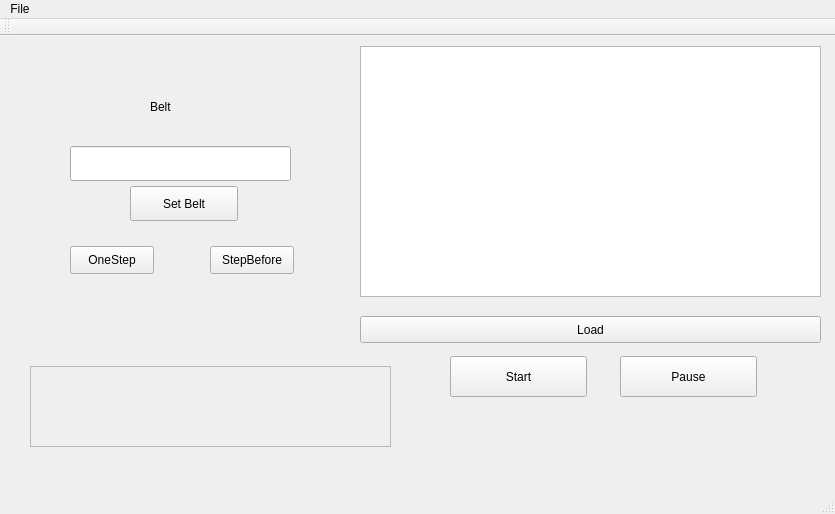
Qt form Turing/mainwindow.ui (igor-dyrov/TuringDebugger) before a commit.
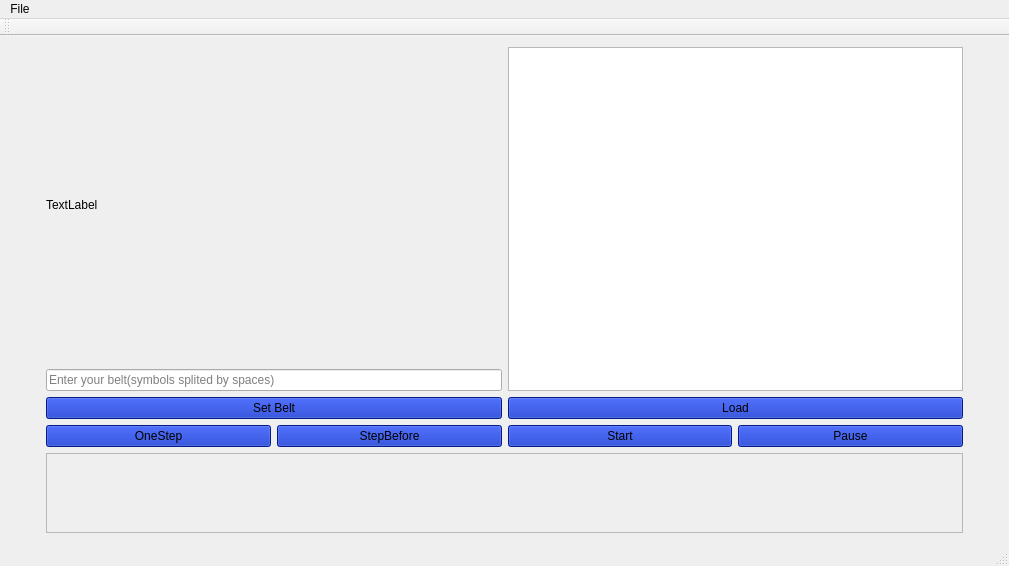
The same form after that commit.

Commit message: add good interface

```diff
--- a/Turing/mainwindow.ui
+++ b/Turing/mainwindow.ui
@@ -6,32 +6,48 @@
    <rect>
     <x>0</x>
     <y>0</y>
-    <width>835</width>
-    <height>514</height>
+    <width>1009</width>
+    <height>566</height>
    </rect>
   </property>
   <property name="windowTitle">
    <string>MainWindow</string>
   </property>
+  <property name="autoFillBackground">
+   <bool>false</bool>
+  </property>
   <widget class="QWidget" name="centralWidget">
-   <widget class="QTextEdit" name="CommandsEdit">
-    <property name="geometry">
-     <rect>
-      <x>360</x>
-      <y>10</y>
-      <width>461</width>
-      <height>251</height>
-     </rect>
-    </property>
-   </widget>
+   <layout class="QGridLayout" name="gridLayout_2">
+    <item row="10" column="0">
+     <spacer name="horizontalSpacer">
+      <property name="orientation">
+       <enum>Qt::Horizontal</enum>
+      </property>
+      <property name="sizeType">
+       <enum>QSizePolicy::Fixed</enum>
+      </property>
+      <property name="sizeHint" stdset="0">
+       <size>
+        <width>35</width>
+        <height>20</height>
+       </size>
+      </property>
+     </spacer>
+    </item>
+    <item row="9" column="3">
+     <widget class="QPushButton" name="StartDebugBtn">
+      <property name="styleSheet">
+       <string notr="true">background-color: rgb(4, 37, 187);</string>
+      </property>
+      <property name="text">
+       <string>Start</string>
+      </property>
+     </widget>
+    </item>
+    <item row="8" column="3" colspan="2">
    <widget class="QPushButton" name="LoadCmdBtn">
-    <property name="geometry">
-     <rect>
-      <x>360</x>
-      <y>280</y>
-      <width>461</width>
-      <height>27</height>
-     </rect>
+      <property name="styleSheet">
+       <string notr="true">background-color: rgb(4, 37, 187);</string>
     </property>
     <property name="text">
      <string>Load</string>
@@ -40,53 +56,35 @@
      <bool>false</bool>
     </property>
    </widget>
+    </item>
+    <item row="0" column="3" rowspan="8" colspan="2">
+     <widget class="QTextEdit" name="CommandsEdit">
+      <property name="font">
+       <font>
+        <family>Latin Modern Roman</family>
+        <pointsize>16</pointsize>
+        <italic>true</italic>
+       </font>
+      </property>
+     </widget>
+    </item>
+    <item row="9" column="2">
    <widget class="QPushButton" name="btnStepBefore">
-    <property name="geometry">
-     <rect>
-      <x>210</x>
-      <y>210</y>
-      <width>84</width>
-      <height>28</height>
-     </rect>
+      <property name="styleSheet">
+       <string notr="true">background-color: rgb(4, 37, 187);</string>
     </property>
     <property name="text">
      <string>StepBefore</string>
     </property>
    </widget>
-   <widget class="QLabel" name="BeltLabel">
-    <property name="geometry">
-     <rect>
-      <x>150</x>
-      <y>50</y>
-      <width>161</width>
-      <height>41</height>
-     </rect>
-    </property>
-    <property name="text">
-     <string>Belt</string>
-    </property>
-   </widget>
-   <widget class="QPushButton" name="btnOneStep">
-    <property name="geometry">
-     <rect>
-      <x>70</x>
-      <y>210</y>
-      <width>84</width>
-      <height>28</height>
-     </rect>
-    </property>
-    <property name="text">
-     <string>OneStep</string>
-    </property>
-   </widget>
+    </item>
+    <item row="10" column="1" colspan="4">
    <widget class="QScrollArea" name="scrollArea">
-    <property name="geometry">
-     <rect>
-      <x>30</x>
-      <y>330</y>
-      <width>361</width>
-      <height>81</height>
-     </rect>
+      <property name="maximumSize">
+       <size>
+        <width>16777215</width>
+        <height>80</height>
+       </size>
     </property>
     <property name="widgetResizable">
      <bool>true</bool>
@@ -96,70 +94,83 @@
       <rect>
        <x>0</x>
        <y>0</y>
-       <width>357</width>
-       <height>77</height>
+         <width>901</width>
+         <height>78</height>
       </rect>
      </property>
      <layout class="QHBoxLayout" name="horizontalLayout_3"/>
     </widget>
    </widget>
-   <widget class="QLineEdit" name="lineEdit">
-    <property name="geometry">
-     <rect>
-      <x>70</x>
-      <y>110</y>
-      <width>221</width>
-      <height>35</height>
-     </rect>
-    </property>
-   </widget>
-   <widget class="QPushButton" name="pushButton">
-    <property name="geometry">
-     <rect>
-      <x>130</x>
-      <y>150</y>
-      <width>108</width>
-      <height>35</height>
-     </rect>
-    </property>
+    </item>
+    <item row="9" column="1">
+     <widget class="QPushButton" name="btnOneStep">
+      <property name="styleSheet">
+       <string notr="true">background-color: rgb(4, 37, 187);</string>
+      </property>
     <property name="text">
-     <string>Set Belt</string>
-    </property>
-   </widget>
-   <widget class="QPushButton" name="StartDebugBtn">
-    <property name="geometry">
-     <rect>
-      <x>450</x>
-      <y>320</y>
-      <width>137</width>
-      <height>41</height>
-     </rect>
-    </property>
-    <property name="text">
-     <string>Start</string>
-    </property>
-   </widget>
+       <string>OneStep</string>
+      </property>
+     </widget>
+    </item>
+    <item row="10" column="5">
+     <spacer name="horizontalSpacer_2">
+      <property name="orientation">
+       <enum>Qt::Horizontal</enum>
+      </property>
+      <property name="sizeType">
+       <enum>QSizePolicy::Fixed</enum>
+      </property>
+      <property name="sizeHint" stdset="0">
+       <size>
+        <width>35</width>
+        <height>20</height>
+       </size>
+      </property>
+     </spacer>
+    </item>
+    <item row="9" column="4">
    <widget class="QPushButton" name="PauseDebugBtn">
-    <property name="geometry">
-     <rect>
-      <x>620</x>
-      <y>320</y>
-      <width>137</width>
-      <height>41</height>
-     </rect>
+      <property name="styleSheet">
+       <string notr="true">background-color: rgb(4, 37, 187);</string>
     </property>
     <property name="text">
      <string>Pause</string>
     </property>
    </widget>
+    </item>
+    <item row="8" column="1" colspan="2">
+     <widget class="QPushButton" name="pushButton">
+      <property name="styleSheet">
+       <string notr="true">background-color: rgb(4, 37, 187);</string>
+      </property>
+      <property name="text">
+       <string>Set Belt</string>
+      </property>
+     </widget>
+    </item>
+    <item row="7" column="1" colspan="2">
+     <widget class="QLineEdit" name="lineEdit">
+      <property name="placeholderText">
+       <string>Enter your belt(symbols splited by spaces)</string>
+      </property>
+     </widget>
+    </item>
+    <item row="1" column="1" rowspan="5" colspan="2">
+     <widget class="QLabel" name="label">
+      <property name="text">
+       <string>TextLabel</string>
+      </property>
+     </widget>
+    </item>
+   </layout>
   </widget>
   <widget class="QMenuBar" name="menuBar">
    <property name="geometry">
     <rect>
      <x>0</x>
      <y>0</y>
-     <width>835</width>
-     <height>33</height>
+     <width>1009</width>
+     <height>25</height>
     </rect>
    </property>
    <widget class="QMenu" name="menuFile">
```
Lines whose indentation alone changed are shown as unchanged. The commit also changes 5 other files.
